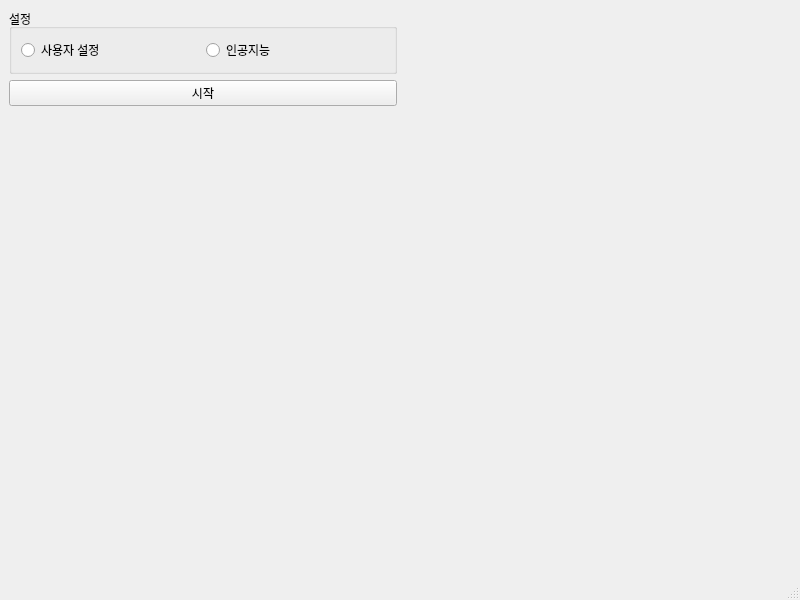
Before: the Qt Designer form mainwindow.ui in Aggxbbfxv/chessTestWithAi, drawn with Qt 5.
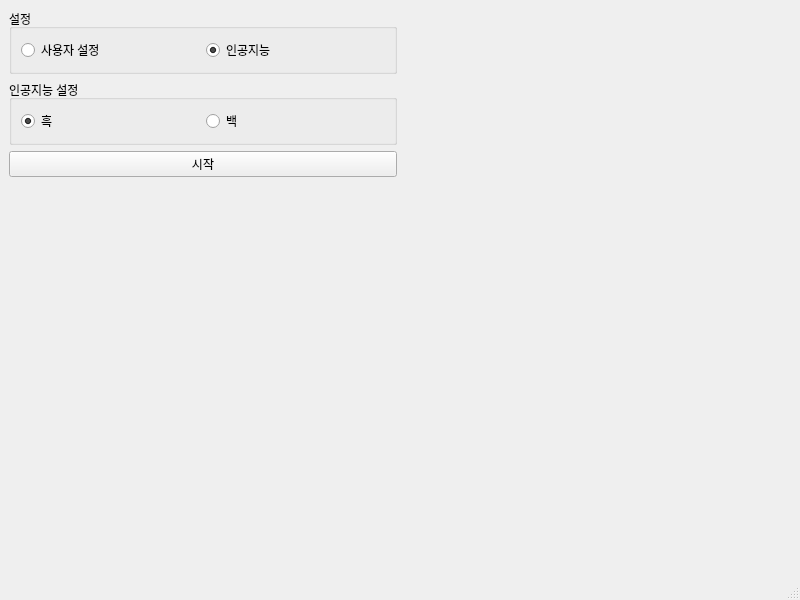
After: the same form once the commit is applied.

Commit message: 추가 수정

```diff
--- a/mainwindow.ui
+++ b/mainwindow.ui
@@ -39,6 +39,39 @@
                <property name="text">
                 <string>인공지능</string>
                </property>
+               <property name="checked">
+                <bool>true</bool>
+               </property>
+              </widget>
+             </item>
+            </layout>
+           </item>
+          </layout>
+         </widget>
+        </item>
+        <item>
+         <widget class="QGroupBox" name="groupBox_2">
+          <property name="title">
+           <string>인공지능 설정</string>
+          </property>
+          <layout class="QGridLayout" name="gridLayout_3">
+           <item row="0" column="0">
+            <layout class="QHBoxLayout" name="horizontalLayout_3">
+             <item>
+              <widget class="QRadioButton" name="aiBlack">
+               <property name="text">
+                <string>흑</string>
+               </property>
+               <property name="checked">
+                <bool>true</bool>
+               </property>
+              </widget>
+             </item>
+             <item>
+              <widget class="QRadioButton" name="aiWhite">
+               <property name="text">
+                <string>백</string>
+               </property>
               </widget>
              </item>
             </layout>
```
The commit also changes 1 other file.
